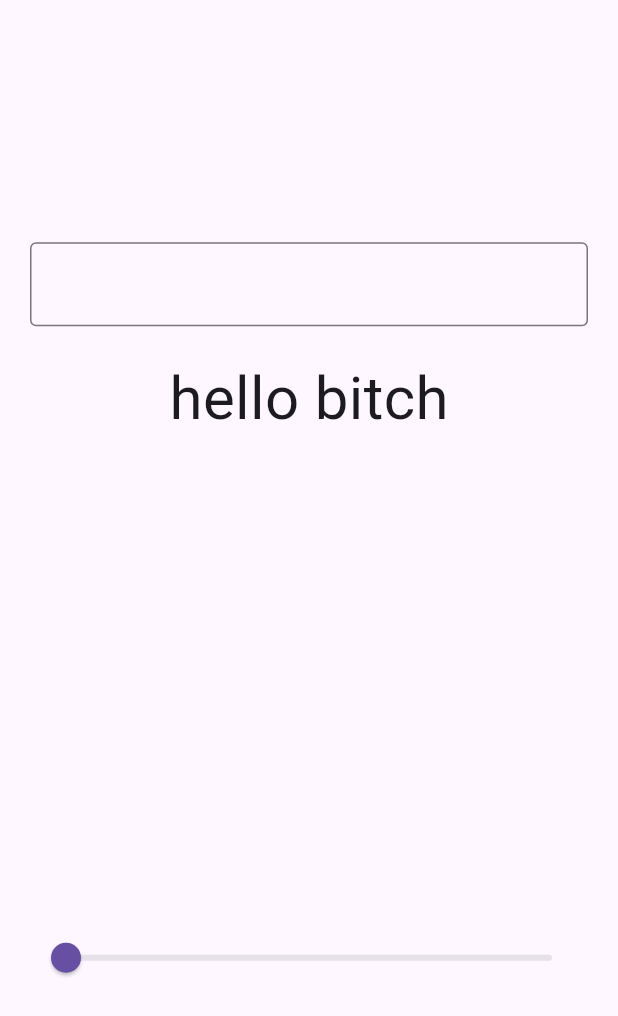
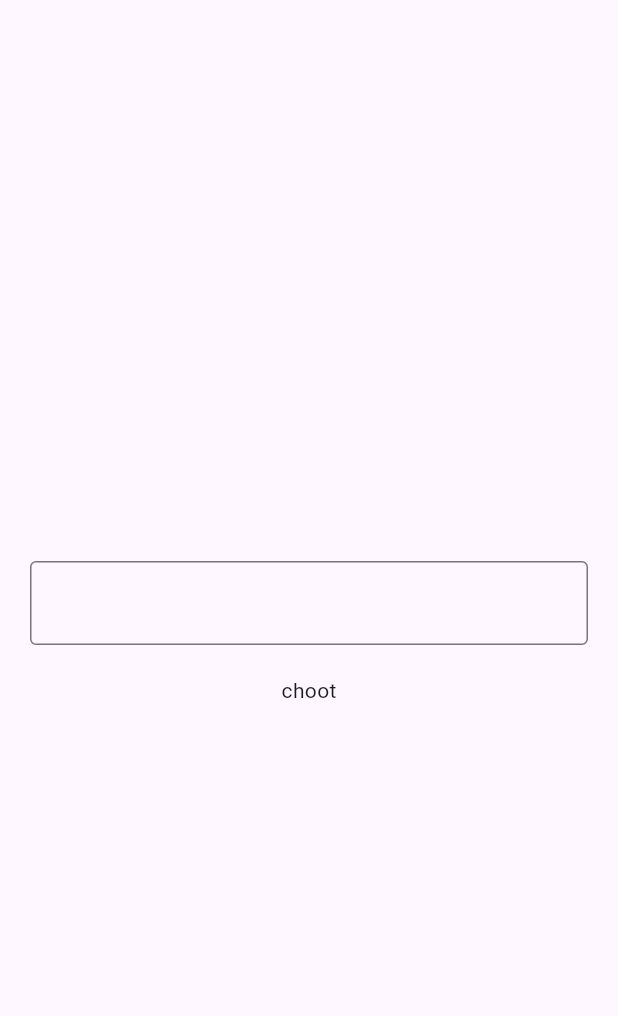
Before and after one commit to 1Shibam/Learning-Riverpod-State-management, a Flutter app: the screen it shows after launch, on a phone screen of 412 x 824 dp. Shown: the top 1016 px of the screen. Run offline on Flutter 3.47's test engine with Material 3 defaults, Android fonts, the phone set to English and light mode, and no system bars; our stand-ins replace flutter_riverpod, smooth_page_indicator.

Commit message:
state notifier with basic state for now

```diff
--- a/lib/again/search_provider.dart
+++ b/lib/again/search_provider.dart
@@ -1,11 +1,13 @@
 import 'package:flutter_riverpod/flutter_riverpod.dart';
 
-final searchProvider = StateNotifierProvider<SearchNotifier, List<int> >((ref) {
+final searchProvider = StateNotifierProvider<SearchNotifier, String>((ref) {
   return SearchNotifier();
 });
 
-class SearchNotifier extends StateNotifier<List<int>>{
-  SearchNotifier(): super([12,15,18]);
+class SearchNotifier extends StateNotifier<String> {
+  SearchNotifier() : super('choot');
 
-
+  void search(String text) {
+    state = text;
+  }
 }
--- /dev/null
+++ b/lib/again/search_screen.dart
@@ -0,0 +1,38 @@
+import 'package:flutter/material.dart';
+import 'package:flutter_riverpod/flutter_riverpod.dart';
+import 'package:hehehehhee/again/search_provider.dart';
+
+class SearchScreen extends StatelessWidget {
+  const SearchScreen({super.key});
+
+  @override
+  Widget build(BuildContext context) {
+    print('i am uselessly rebuilding');
+    return Scaffold(
+      body: Center(
+        child: Consumer(
+          builder: (context, ref, child) {
+            final search = ref.watch(searchProvider);
+            print('only i should be rebuild');
+            return Column(
+              mainAxisAlignment: MainAxisAlignment.center,
+              children: [
+                Padding(
+                  padding: const EdgeInsets.all(20.0),
+                  child: TextField(
+                    onChanged: (value) {
+                      ref.read(searchProvider.notifier).search(value);
+                    },
+                    decoration:
+                        const InputDecoration(border: OutlineInputBorder()),
+                  ),
+                ),
+                Text(search),
+              ],
+            );
+          },
+        ),
+      ),
+    );
+  }
+}
--- a/lib/main.dart
+++ b/lib/main.dart
@@ -3,6 +3,7 @@
 import 'package:flutter/material.dart';
 import 'package:flutter_riverpod/flutter_riverpod.dart';
 import 'package:hehehehhee/again/home_screen_again.dart';
+import 'package:hehehehhee/again/search_screen.dart';
 import 'package:hehehehhee/screens/new_screen.dart';
 import 'package:hehehehhee/screens/understanding_future_provider.dart';
 
@@ -16,7 +17,7 @@ class MyApp extends StatelessWidget {
     return MaterialApp(
       debugShowCheckedModeBanner: false,
       theme: ThemeData(),
-      home: const HomeScreenAgain(),
+      home: const SearchScreen(),
     );
   }
 }
```
